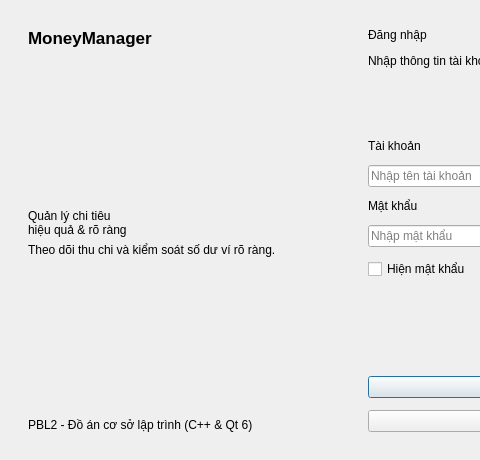
Old version of the form src/ui/login_window.ui in the repository ryoverling/PBL2; both pictures show x 0 to 480 and y 0 to 460 of the 780 by 460 pixel window.
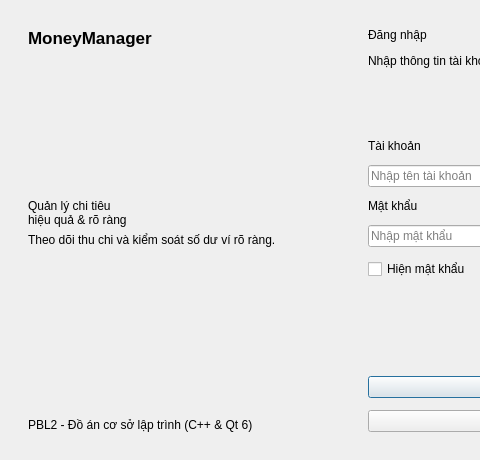
New version of the form.

Commit message: feat(ui): implement modern design system, navigation header and restyled login

Diff of the .ui file:
```diff
--- a/src/ui/login_window.ui
+++ b/src/ui/login_window.ui
@@ -80,7 +80,7 @@
         <property name="sizeHint" stdset="0">
          <size>
           <width>20</width>
-          <height>40</height>
+          <height>20</height>
          </size>
         </property>
        </spacer>
@@ -106,6 +106,16 @@
         </property>
        </widget>
       </item>
+      <item>
+       <widget class="QLabel" name="lblWelcomeArt">
+        <property name="alignment">
+         <set>Qt::AlignCenter</set>
+        </property>
+        <property name="text">
+         <string/>
+        </property>
+       </widget>
+      </item>
       <item>
        <spacer name="spacerWelcome2">
         <property name="orientation">
@@ -114,7 +124,7 @@
         <property name="sizeHint" stdset="0">
          <size>
           <width>20</width>
-          <height>40</height>
+          <height>20</height>
          </size>
         </property>
        </spacer>
```
The commit also changes 7 other files.
